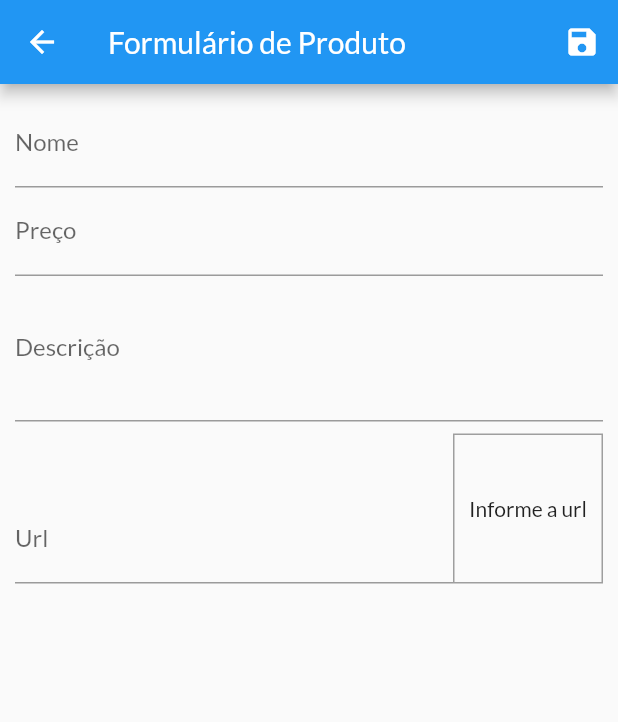
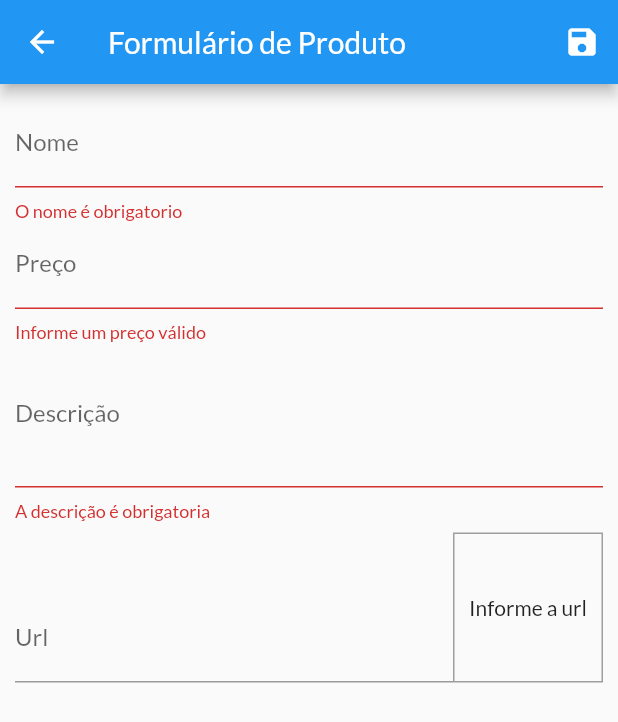
Before and after one commit to juannobert/shop-flutter, a Flutter app: the ProductFormPage screen opened by its route, after a tap on the "save" icon, on a phone screen of 412 x 824 dp. Shown: the top 722 px of the screen. Run offline on Flutter 3.47's test engine with Material 2 defaults, Android fonts, the phone set to English and light mode, and no system bars; network calls fail.

```diff
--- a/lib/pages/product_form_page.dart
+++ b/lib/pages/product_form_page.dart
@@ -34,7 +34,21 @@ class _ProductFormPageState extends State<ProductFormPage> {
     setState(() {}); //Atualiza o estado da aplicação fazendo a imagem aparecer
   }
 
+    bool _isValidImageUrl(String url){
+      bool isValidUrl = Uri.tryParse(url)?.hasAbsolutePath ?? false;
+      bool isValidPath = url.endsWith('.png') || url.endsWith('.jpg') || url.endsWith('.jpeg');
+
+    return isValidPath & isValidUrl;
+  }
+
   void _submitForm(){
+    final isValid = _formKey.currentState?.validate() ?? false;
+
+    if(!isValid){
+      return;
+    }
+
+
     _formKey.currentState?.save();
     final newProduct = Product(
       id: Random().nextInt(99999).toString(),
@@ -70,12 +84,30 @@ class _ProductFormPageState extends State<ProductFormPage> {
                 decoration: const InputDecoration(label: Text('Nome')),
                 textInputAction: TextInputAction.next,
                 onSaved: (title) => _formData['title'] = title as String,
+                validator: (_title){
+                  final title = _title ?? '';
+                  if(title.trim().isEmpty){
+                    return "O nome é obrigatorio";
+                  }
+
+                  return null;
+                },
               ),
               TextFormField(
                 decoration: const InputDecoration(label: Text('Preço')),
                 textInputAction: TextInputAction.next,
                 keyboardType: const TextInputType.numberWithOptions(decimal: true),
                 onSaved: (price) => _formData['price'] = double.parse(price as String),
+                 validator: (_price){
+                  String priceString = _price ?? '';
+                  double price = double.tryParse(priceString) ?? -1;
+                  if(price < 0){
+                    return "Informe um preço válido";
+                  }
+
+
+                  return null;
+                },
               ),
               TextFormField(
                 decoration: const InputDecoration(label: Text('Descrição')),
@@ -83,6 +115,17 @@ class _ProductFormPageState extends State<ProductFormPage> {
                 keyboardType: TextInputType.multiline,
                 maxLines: 3,
                 onSaved: (description) => _formData['description'] = description as String,
+                validator: (_description){
+                  final description = _description ?? '';
+                  if(description.trim().isEmpty){
+                    return "A descrição é obrigatoria";
+                  }
+                  if(description.trim().length < 5){
+                    return "A descrição precisa ter mais de 5 caracteres";
+                  }
+
+                  return null;
+                },
 
               ),
               Padding(
@@ -100,6 +143,14 @@ class _ProductFormPageState extends State<ProductFormPage> {
                         focusNode: _imageFocus,
                         onFieldSubmitted: (_) => _submitForm(),
                         onSaved: (imgUrl) => _formData['imgUrl'] = imgUrl as String,
+                        /*validator: (url){
+                          if(!_isValidImageUrl(url!)){
+                            return "Informe uma URL válida";
+
+                          }
+
+                          return null;
+                       },*/
 
                       ),
                     ),
```
